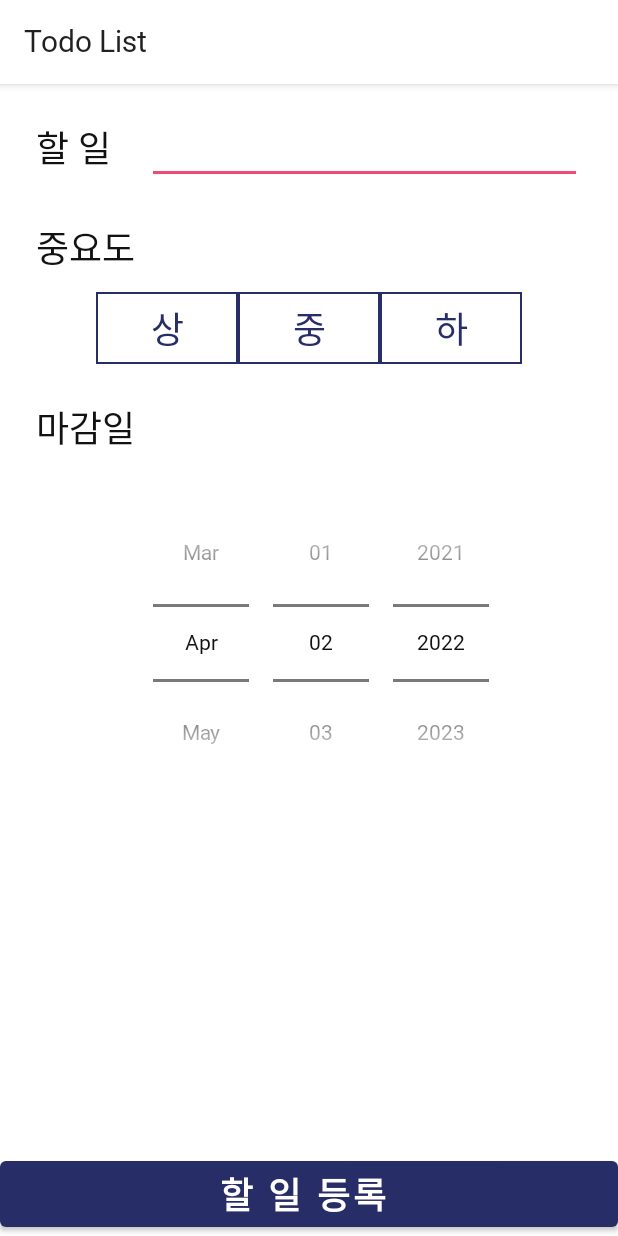
After one commit to kichan05/TodoList, an Android app: the AddActivity screen opened directly, with no data from a screen before it, on a phone screen of 412 x 824 dp. The commit adds this screen. Run offline under Robolectric (Android 15) with nearby library versions, the phone set to English and light mode, and no system bars; our stand-ins replace data binding.

Commit message:
Add page Ui

```diff
--- a/app/src/main/AndroidManifest.xml
+++ b/app/src/main/AndroidManifest.xml
@@ -10,6 +10,9 @@
         android:supportsRtl="true"
         android:theme="@style/Theme.TodoList">
         <activity
+            android:name=".ui.add.AddActivity"
+            android:exported="false" />
+        <activity
             android:name=".ui.main.MainActivity"
             android:exported="true">
             <intent-filter>
--- a/app/src/main/java/com/ckstmznf/todolist/base/BaseActivity.kt
+++ b/app/src/main/java/com/ckstmznf/todolist/base/BaseActivity.kt
@@ -20,7 +20,7 @@ abstract class BaseActivity<D : ViewDataBinding>(
     override fun onCreate(savedInstanceState: Bundle?) {
         super.onCreate(savedInstanceState)
 
-        binding = DataBindingUtil.setContentView(this, R.layout.activity_main)
+        binding = DataBindingUtil.setContentView(this, layoutResID)
         binding.lifecycleOwner = this
     }
 }
--- /dev/null
+++ b/app/src/main/java/com/ckstmznf/todolist/ui/add/AddActivity.kt
@@ -0,0 +1,16 @@
+package com.ckstmznf.todolist.ui.add
+
+import androidx.appcompat.app.AppCompatActivity
+import android.os.Bundle
+import android.util.Log
+import com.ckstmznf.todolist.R
+import com.ckstmznf.todolist.base.BaseActivity
+import com.ckstmznf.todolist.databinding.ActivityAddBinding
+
+class AddActivity : BaseActivity<ActivityAddBinding>(R.layout.activity_add) {
+
+    override fun onCreate(savedInstanceState: Bundle?) {
+        super.onCreate(savedInstanceState)
+        Log.d("test", "에드 액티비티 실행")
+    }
+}
--- a/app/src/main/java/com/ckstmznf/todolist/ui/main/MainActivity.kt
+++ b/app/src/main/java/com/ckstmznf/todolist/ui/main/MainActivity.kt
@@ -1,14 +1,20 @@
 package com.ckstmznf.todolist.ui.main
 
+import android.content.Intent
 import androidx.appcompat.app.AppCompatActivity
 import android.os.Bundle
 import com.ckstmznf.todolist.R
 import com.ckstmznf.todolist.base.BaseActivity
 import com.ckstmznf.todolist.databinding.ActivityMainBinding
+import com.ckstmznf.todolist.ui.add.AddActivity
 
 class MainActivity : BaseActivity<ActivityMainBinding>(R.layout.activity_main) {
     override fun onCreate(savedInstanceState: Bundle?) {
         super.onCreate(savedInstanceState)
 
+        binding.btnMainAddTodo.setOnClickListener {
+            val intent = Intent(this, AddActivity::class.java)
+            startActivity(intent)
+        }
     }
 }
--- /dev/null
+++ b/app/src/main/res/drawable/sc_importance.xml
@@ -0,0 +1,14 @@
+<?xml version="1.0" encoding="utf-8"?>
+<selector xmlns:android="http://schemas.android.com/apk/res/android">
+    <item android:state_checked="true">
+        <shape android:shape="rectangle">
+            <solid android:color="@color/royalBlue"/>
+            <stroke android:color="@color/royalBlue" android:width="1dp"/>
+        </shape>
+    </item>
+    <item android:state_checked="false">
+        <shape android:shape="rectangle">
+            <stroke android:color="@color/royalBlue" android:width="1dp"/>
+        </shape>
+    </item>
+</selector>
--- /dev/null
+++ b/app/src/main/res/drawable/sc_importance_text.xml
@@ -0,0 +1,9 @@
+<?xml version="1.0" encoding="utf-8"?>
+<selector xmlns:android="http://schemas.android.com/apk/res/android">
+    <item android:state_checked="true"
+        android:color="@color/white"
+        />
+    <item android:state_checked="false"
+        android:color="@color/royalBlue"
+        />
+</selector>
--- /dev/null
+++ b/app/src/main/res/drawable/shape_toggle_button_bg.xml
@@ -0,0 +1,12 @@
+<?xml version="1.0" encoding="utf-8"?>
+<shape xmlns:android="http://schemas.android.com/apk/res/android"
+    android:shape="rectangle">
+
+    <solid
+        android:color="@color/white"
+        />
+    <stroke
+        android:color="@color/royalBlue"
+        android:width="1dp"
+        />
+</shape>
--- /dev/null
+++ b/app/src/main/res/layout/activity_add.xml
@@ -0,0 +1,203 @@
+<?xml version="1.0" encoding="utf-8"?>
+<layout xmlns:android="http://schemas.android.com/apk/res/android"
+    xmlns:app="http://schemas.android.com/apk/res-auto"
+    xmlns:tools="http://schemas.android.com/tools">
+
+    <data>
+
+    </data>
+
+    <androidx.constraintlayout.widget.ConstraintLayout
+        android:layout_width="match_parent"
+        android:layout_height="match_parent"
+        tools:context=".ui.add.AddActivity">
+
+        <androidx.appcompat.widget.Toolbar
+            android:id="@+id/toolbar_add"
+            android:layout_width="0dp"
+            android:layout_height="wrap_content"
+
+            app:title="Todo List"
+
+            android:background="?toolbarBackground"
+            android:elevation="4dp"
+
+            app:layout_constraintTop_toTopOf="parent"
+            app:layout_constraintStart_toStartOf="parent"
+            app:layout_constraintEnd_toEndOf="parent"
+            />
+
+        <TextView
+            android:id="@+id/txt_add_todoTitle"
+            android:layout_width="wrap_content"
+            android:layout_height="wrap_content"
+
+            style="@style/inputTitle"
+
+            android:text="할 일"
+            android:textFontWeight="500"
+
+            android:layout_marginStart="24dp"
+            android:layout_marginTop="24dp"
+
+            app:layout_constraintTop_toBottomOf="@id/toolbar_add"
+            app:layout_constraintStart_toStartOf="parent"
+            />
+
+        <EditText
+            android:id="@+id/edt_add_todo"
+            android:layout_width="0dp"
+            android:layout_height="wrap_content"
+
+            android:textSize="24sp"
+
+            android:layout_marginHorizontal="24dp"
+            android:includeFontPadding="false"
+
+            app:layout_constraintTop_toTopOf="@+id/txt_add_todoTitle"
+            app:layout_constraintBottom_toBottomOf="@+id/txt_add_todoTitle"
+            app:layout_constraintStart_toEndOf="@id/txt_add_todoTitle"
+            app:layout_constraintEnd_toEndOf="parent"
+            />
+
+        <TextView
+            android:id="@+id/txt_add_importanceTitle"
+            android:layout_width="wrap_content"
+            android:layout_height="wrap_content"
+
+            style="@style/inputTitle"
+
+            android:text="중요도"
+            android:textFontWeight="500"
+
+            android:layout_marginStart="24dp"
+            android:layout_marginTop="24dp"
+
+            app:layout_constraintTop_toBottomOf="@id/edt_add_todo"
+            app:layout_constraintStart_toStartOf="parent"
+            />
+
+        <RadioGroup
+            android:id="@+id/rg_add_choiceImportance"
+            android:layout_width="0dp"
+            android:layout_height="wrap_content"
+
+            android:layout_marginHorizontal="64dp"
+            android:layout_marginTop="12dp"
+
+            android:background="@drawable/shape_toggle_button_bg"
+
+            android:orientation="horizontal"
+
+            app:layout_constraintTop_toBottomOf="@id/txt_add_importanceTitle"
+            app:layout_constraintStart_toStartOf="parent"
+            app:layout_constraintEnd_toEndOf="parent"
+            >
+
+            <RadioButton
+                android:layout_width="wrap_content"
+                android:layout_height="wrap_content"
+
+                android:text="상"
+                android:textColor="@drawable/sc_importance_text"
+                android:textSize="24sp"
+                android:includeFontPadding="false"
+
+                android:background="@drawable/sc_importance"
+                android:button="@null"
+
+                android:paddingVertical="6dp"
+
+                android:layout_weight="1"
+                android:gravity="center"
+                />
+
+            <RadioButton
+                android:layout_width="wrap_content"
+                android:layout_height="wrap_content"
+
+                android:text="중"
+                android:textColor="@drawable/sc_importance_text"
+                android:textSize="24sp"
+                android:includeFontPadding="false"
+
+                android:background="@drawable/sc_importance"
+                android:button="@null"
+
+                android:paddingVertical="6dp"
+
+                android:layout_weight="1"
+                android:gravity="center"
+                />
+
+            <RadioButton
+                android:layout_width="wrap_content"
+                android:layout_height="wrap_content"
+
+                android:text="하"
+                android:textColor="@drawable/sc_importance_text"
+                android:textSize="24sp"
+                android:includeFontPadding="false"
+
+                android:background="@drawable/sc_importance"
+                android:button="@null"
+
+                android:paddingVertical="6dp"
+
+                android:layout_weight="1"
+                android:gravity="center"
+                />
+
+        </RadioGroup>
+
+
+        <TextView
+            android:id="@+id/txt_add_deadLineTitle"
+            android:layout_width="wrap_content"
+            android:layout_height="wrap_content"
+
+            style="@style/inputTitle"
+
+            android:text="마감일"
+            android:textFontWeight="500"
+
+            android:layout_marginStart="24dp"
+            android:layout_marginTop="24dp"
+
+            app:layout_constraintTop_toBottomOf="@id/rg_add_choiceImportance"
+            app:layout_constraintStart_toStartOf="parent"
+            />
+
+        <DatePicker
+            android:layout_width="wrap_content"
+            android:layout_height="wrap_content"
+
+            android:datePickerMode="spinner"
+            android:calendarViewShown="false"
+
+            android:layout_marginTop="20dp"
+
+            app:layout_constraintTop_toBottomOf="@id/txt_add_deadLineTitle"
+            app:layout_constraintStart_toStartOf="@id/txt_add_deadLineTitle"
+            app:layout_constraintEnd_toEndOf="parent"
+            />
+
+        <Button
+            android:layout_width="0dp"
+            android:layout_height="wrap_content"
+
+            android:text="할 일 등록 "
+            android:textSize="24sp"
+            android:textFontWeight="700"
+
+            app:rippleColor="@color/flatBlack"
+
+            app:layout_constraintBottom_toBottomOf="parent"
+            app:layout_constraintStart_toStartOf="parent"
+            app:layout_constraintEnd_toEndOf="parent"
+            />
+
+
+
+    </androidx.constraintlayout.widget.ConstraintLayout>
+</layout>
--- a/app/src/main/res/layout/activity_main.xml
+++ b/app/src/main/res/layout/activity_main.xml
@@ -19,7 +19,7 @@
 
             app:title="TodoList"
 
-            android:background="@color/white"
+            android:background="?toolbarBackground"
             android:elevation="4dp"
 
             app:layout_constraintTop_toTopOf="parent"
@@ -48,8 +48,8 @@
             android:text="추가하기"
             android:textSize="24dp"
             android:textFontWeight="500"
+
             app:rippleColor="@color/flatBlack"
-
 
             app:layout_constraintBottom_toBottomOf="parent"
             app:layout_constraintStart_toStartOf="parent"
--- a/app/src/main/res/layout/row_todo_list_item.xml
+++ b/app/src/main/res/layout/row_todo_list_item.xml
@@ -42,7 +42,6 @@
             android:textColor="@color/materialGray6"
             android:textSize="10sp"
             android:textFontWeight="700"
-            android:includeFontPadding="false"
 
             android:layout_marginHorizontal="12dp"
             android:layout_marginTop="5dp"
--- a/app/src/main/res/values-night/themes.xml
+++ b/app/src/main/res/values-night/themes.xml
@@ -1,6 +1,15 @@
 <resources xmlns:tools="http://schemas.android.com/tools">
     <!-- Base application theme. -->
-    <style name="Theme.TodoList" parent="Theme.MaterialComponents.DayNight.DarkActionBar">
+    <style name="Theme.TodoList" parent="Theme.MaterialComponents.DayNight.NoActionBar">
+        <item name="textColor">@color/white</item>
+        <item name="buttonTextColor">@color/white</item>
+        <item name="buttonBackgroundColor">@color/royalBlue</item>
+        <item name="toolbarBackground">@color/black</item>
 
+
+        <item name="android:textViewStyle">@style/TextViewStyle</item>
+        <item name="android:buttonStyle">@style/ButtonStyle</item>
+        <item name="android:editTextStyle">@style/EditTextStyle</item>
+        <item name="toolbarStyle">@style/ToolBarStyle</item>
     </style>
 </resources>
--- a/app/src/main/res/values/themes.xml
+++ b/app/src/main/res/values/themes.xml
@@ -22,12 +22,25 @@
 
         <item name="android:textViewStyle">@style/TextViewStyle</item>
         <item name="android:buttonStyle">@style/ButtonStyle</item>
+        <item name="android:editTextStyle">@style/EditTextStyle</item>
         <item name="toolbarStyle">@style/ToolBarStyle</item>
     </style>
 
     <style name="TextViewStyle" parent="Widget.MaterialComponents.TextView">
         <item name="android:textColor">?attr/textColor</item>
         <item name="android:fontFamily">@font/font</item>
+        <item name="android:includeFontPadding">false</item>
+    </style>
+
+    <style name="inputTitle" parent="TextViewStyle">
+        <item name="android:textSize">24dp</item>
+        <item name="android:textFontWeight">500</item>
+    </style>
+
+    <style name="EditTextStyle" parent="Widget.AppCompat.EditText">
+        <item name="android:textColor">?attr/textColor</item>
+        <item name="android:fontFamily">@font/font</item>
+        <item name="android:includeFontPadding">false</item>
     </style>
 
     <style name="ButtonStyle" parent="Widget.MaterialComponents.Button">
```
